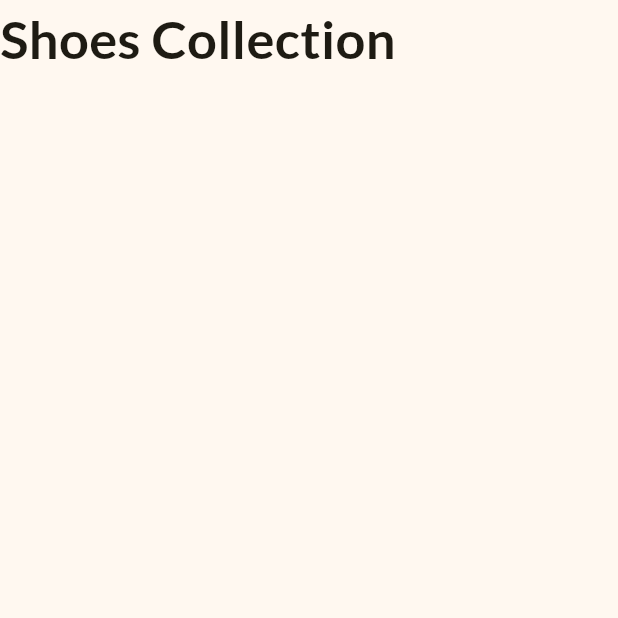
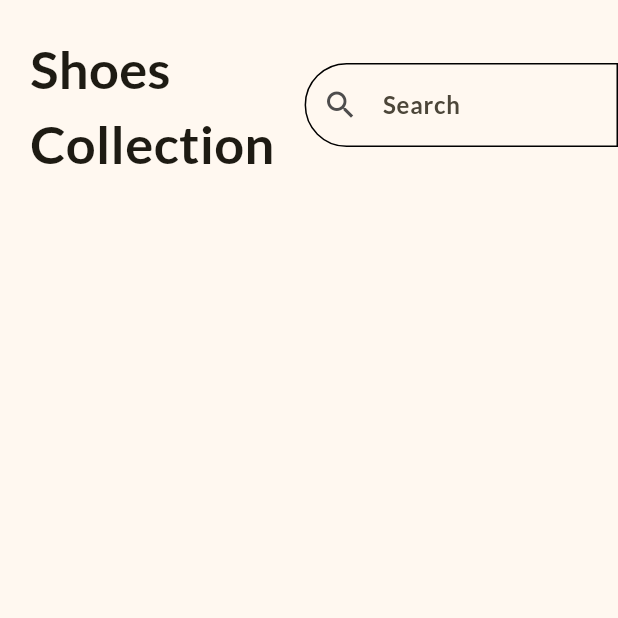
Before and after one commit to Ajallen14/Shopping_app, a Flutter app: the screen it shows after launch, on a phone screen of 412 x 824 dp, the top half of it. Run offline on Flutter 3.47's test engine with Material 3 defaults, Android fonts, the phone set to English and light mode, and no system bars.

Commit message:
Header Completed

```diff
--- a/lib/home_page.dart
+++ b/lib/home_page.dart
@@ -5,17 +5,39 @@ class HomePage extends StatelessWidget {
 
   @override
   Widget build(BuildContext context) {
+    const border = OutlineInputBorder(
+      borderSide: BorderSide(color: Colors.black),
+      borderRadius: BorderRadius.horizontal(left: Radius.circular(50)),
+    );
+
     return Scaffold(
-      body: Column(
-        children: [
-          Text(
-            "Shoes Collection",
-            style: TextStyle(
-              fontWeight: FontWeight.bold,
-              fontSize: 35,
+      body: SafeArea(
+        child: Column(
+          children: [
+            Row(
+              children: [
+                Padding(
+                  padding: const EdgeInsets.all(20),
+                  child: Text(
+                    "Shoes\nCollection",
+                    style: TextStyle(fontWeight: FontWeight.bold, fontSize: 35),
+                  ),
+                ),
+                Expanded(
+                  child: TextField(
+                    decoration: InputDecoration(
+                      hintText: "Search",
+                      prefixIcon: Icon(Icons.search),
+                      border: border,
+                      enabledBorder: border,
+                      focusedBorder: border,
+                    ),
+                  ),
+                ),
+              ],
             ),
-          ),
-        ],
+          ],
+        ),
       ),
     );
   }
--- a/lib/main.dart
+++ b/lib/main.dart
@@ -19,6 +19,10 @@ class MyApp extends StatelessWidget {
         colorScheme: ColorScheme.fromSeed(
           seedColor: Color.fromRGBO(254, 206, 1, 1),
         ),
+        inputDecorationTheme: InputDecorationTheme(
+          hintStyle: TextStyle(fontWeight: FontWeight.bold, fontSize: 16),
+          prefixIconColor: Color.fromRGBO(78, 77, 77, 1),
+        ),
       ),
     );
   }
```
